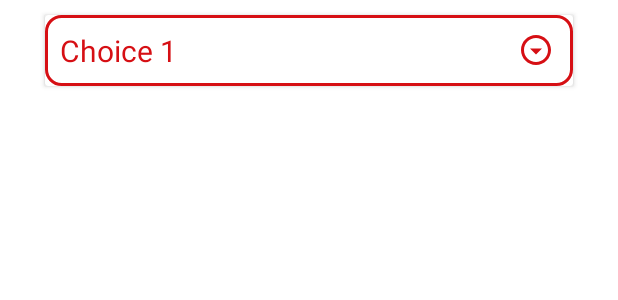
After one commit to ChewonHan/BiteBook_new, an Android app: the layout decide_card.xml on its own in the app's theme, with its tools: preview values and no code run, on a phone screen of 412 x 824 dp. The commit adds this screen. Shown: the top 300 px of the screen. Run offline under Robolectric (Android 15) with nearby library versions, the phone set to English and light mode, and no system bars.

Commit message:
Layout for decide Page - due to current empty recyclerView, generate Button is not shown

```diff
--- /dev/null
+++ b/app/src/main/res/layout/decide_card.xml
@@ -0,0 +1,42 @@
+<RelativeLayout
+    xmlns:android="http://schemas.android.com/apk/res/android"
+    xmlns:app="http://schemas.android.com/apk/res-auto"
+    xmlns:tools="http://schemas.android.com/tools"
+    android:layout_width="match_parent"
+    android:layout_height="match_parent"
+    android:orientation="horizontal"
+    tools:context=".MainActivity">
+
+    <androidx.cardview.widget.CardView
+        android:layout_width="match_parent"
+        android:layout_height="wrap_content"
+        android:layout_marginVertical="10dp"
+        android:layout_marginHorizontal="30dp">
+
+        <RelativeLayout
+            android:layout_width="match_parent"
+            android:layout_height="match_parent">
+
+            <TextView
+                android:id="@+id/choice1"
+                android:layout_width="match_parent"
+                android:layout_height="wrap_content"
+                android:text="Choice 1"
+                android:textSize="20dp"
+                android:padding="10dp"
+                android:textColor="@color/bacon"
+                android:background="@drawable/element_border"/>
+
+            <ImageView
+                android:layout_width="wrap_content"
+                android:layout_height="wrap_content"
+                android:src="@drawable/more_icon"
+                android:layout_marginLeft="315dp"
+                android:layout_marginVertical="11dp"/>
+
+        </RelativeLayout>
+    </androidx.cardview.widget.CardView>
+
+
+
+</RelativeLayout>
--- a/app/src/main/res/layout/home_card.xml
+++ b/app/src/main/res/layout/home_card.xml
@@ -10,7 +10,7 @@
     <androidx.cardview.widget.CardView
         android:layout_width="match_parent"
         android:layout_height="wrap_content"
-        android:layout_marginVertical="10dp"
+        android:layout_marginVertical="5dp"
         android:layout_marginHorizontal="10dp">
 
         <RelativeLayout
```
Also changed, not shown: app/src/main/java/com/example/bitebook_new/DecidePage.java (+28 -1 lines), app/src/main/res/layout/fragment_decide_page.xml (+36 -19 lines), app/src/main/res/layout/fragment_home_page.xml (+13 -4 lines).
